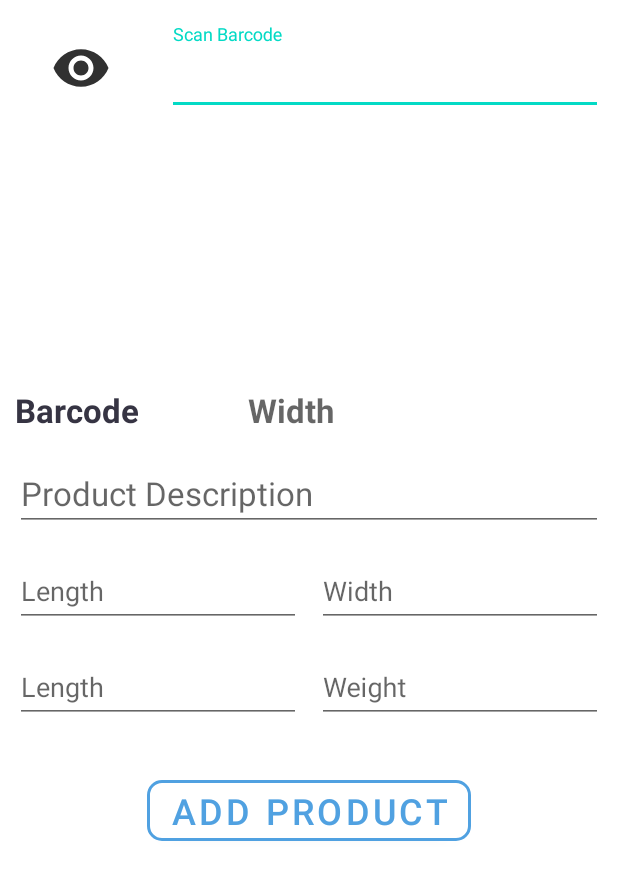
After one commit to mack-cs/Product-Photography, an Android app: the fragment AddProductFragment shown on its own in the app's theme, on a phone screen of 412 x 824 dp. The commit adds this screen. Shown: the top 880 px of the screen. Run offline under Robolectric (Android 15) with nearby library versions, the phone set to English and light mode, and no system bars.

Commit message:
Created UI for the application by adding the following. 1. Bottom Nav bar 2. 2 Fragments one with a form for inputting data and the other one for displaying list added products. Created layouts for both fragments

```diff
--- a/app/build.gradle
+++ b/app/build.gradle
@@ -14,6 +14,9 @@ android {
         versionName "1.0"
 
         testInstrumentationRunner "androidx.test.runner.AndroidJUnitRunner"
+    }
+    buildFeatures {
+        viewBinding = true
     }
 
     buildTypes {
@@ -37,6 +40,7 @@ dependencies {
     implementation 'androidx.appcompat:appcompat:1.3.1'
     implementation 'com.google.android.material:material:1.4.0'
     implementation 'androidx.constraintlayout:constraintlayout:2.1.1'
+    implementation 'androidx.legacy:legacy-support-v4:1.0.0'
     testImplementation 'junit:junit:4.+'
     androidTestImplementation 'androidx.test.ext:junit:1.1.3'
     androidTestImplementation 'androidx.test.espresso:espresso-core:3.4.0'
--- a/app/src/main/AndroidManifest.xml
+++ b/app/src/main/AndroidManifest.xml
@@ -4,6 +4,7 @@
 
     <application
         android:allowBackup="true"
+
         android:icon="@mipmap/ic_launcher"
         android:label="@string/app_name"
         android:roundIcon="@mipmap/ic_launcher_round"
@@ -11,6 +12,7 @@
         android:theme="@style/Theme.ProductPhotography">
         <activity
             android:name=".ProductActivity"
+            android:windowSoftInputMode="adjustPan"
             android:exported="true">
             <intent-filter>
                 <action android:name="android.intent.action.MAIN" />
--- /dev/null
+++ b/app/src/main/java/com/mcs/productphotography/AddProductFragment.kt
@@ -0,0 +1,21 @@
+package com.mcs.productphotography
+
+import android.os.Bundle
+import androidx.fragment.app.Fragment
+import android.view.LayoutInflater
+import android.view.View
+import android.view.ViewGroup
+
+
+class AddProductFragment : Fragment() {
+    override fun onCreateView(
+        inflater: LayoutInflater, container: ViewGroup?,
+        savedInstanceState: Bundle?
+    ): View? {
+        // Inflate the layout for this fragment
+        val view = inflater.inflate(R.layout.fragment_add_product, container, false)
+
+
+        return view
+    }
+}
--- /dev/null
+++ b/app/src/main/res/drawable/camera_scan_24.xml
@@ -0,0 +1,5 @@
+<vector android:alpha="0.9" android:height="24dp" android:tint="#1A1A1A"
+    android:viewportHeight="24" android:viewportWidth="24"
+    android:width="24dp" xmlns:android="http://schemas.android.com/apk/res/android">
+    <path android:fillColor="@android:color/white" android:pathData="M12,4.5C7,4.5 2.73,7.61 1,12c1.73,4.39 6,7.5 11,7.5s9.27,-3.11 11,-7.5c-1.73,-4.39 -6,-7.5 -11,-7.5zM12,17c-2.76,0 -5,-2.24 -5,-5s2.24,-5 5,-5 5,2.24 5,5 -2.24,5 -5,5zM12,9c-1.66,0 -3,1.34 -3,3s1.34,3 3,3 3,-1.34 3,-3 -1.34,-3 -3,-3z"/>
+</vector>
--- /dev/null
+++ b/app/src/main/res/drawable/custom_btn.xml
@@ -0,0 +1,5 @@
+<?xml version="1.0" encoding="utf-8"?>
+<shape xmlns:android="http://schemas.android.com/apk/res/android" android:shape="rectangle" >
+    <stroke android:color="#50A1E1"  android:width="1dp"></stroke>
+    <corners android:radius="10dp"/>
+</shape>
--- /dev/null
+++ b/app/src/main/res/drawable/ic_baseline_list_alt_24.xml
@@ -0,0 +1,5 @@
+<vector android:height="24dp" android:tint="#FFFFFF"
+    android:viewportHeight="24" android:viewportWidth="24"
+    android:width="24dp" xmlns:android="http://schemas.android.com/apk/res/android">
+    <path android:fillColor="@android:color/white" android:pathData="M19,5v14L5,19L5,5h14m1.1,-2L3.9,3c-0.5,0 -0.9,0.4 -0.9,0.9v16.2c0,0.4 0.4,0.9 0.9,0.9h16.2c0.4,0 0.9,-0.5 0.9,-0.9L21,3.9c0,-0.5 -0.5,-0.9 -0.9,-0.9zM11,7h6v2h-6L11,7zM11,11h6v2h-6v-2zM11,15h6v2h-6zM7,7h2v2L7,9zM7,11h2v2L7,13zM7,15h2v2L7,17z"/>
+</vector>
--- /dev/null
+++ b/app/src/main/res/layout/fragment_add_product.xml
@@ -0,0 +1,262 @@
+<?xml version="1.0" encoding="utf-8"?>
+<androidx.constraintlayout.widget.ConstraintLayout xmlns:android="http://schemas.android.com/apk/res/android"
+    xmlns:app="http://schemas.android.com/apk/res-auto"
+    xmlns:tools="http://schemas.android.com/tools"
+    android:layout_width="match_parent"
+    android:layout_height="match_parent"
+    tools:context=".ProductActivity">
+
+    <com.google.android.material.textfield.TextInputLayout
+        android:id="@+id/barcodeET"
+        style="@style/Widget.Design.TextInputLayout"
+        android:layout_width="0dp"
+        android:layout_height="wrap_content"
+        android:layout_marginStart="5dp"
+        android:layout_marginTop="16dp"
+        android:layout_marginEnd="10dp"
+        android:layout_weight="1"
+        app:layout_constraintBottom_toTopOf="@+id/nestedScrollView"
+        app:layout_constraintEnd_toEndOf="parent"
+        app:layout_constraintStart_toEndOf="@+id/cameraScanIV"
+        app:layout_constraintTop_toTopOf="parent">
+
+        <com.google.android.material.textfield.TextInputEditText
+            android:layout_width="match_parent"
+            android:layout_height="wrap_content"
+            android:ems="10"
+            android:hint="@string/scan_barcode"
+            android:inputType="textPersonName"
+            android:textColor="#363443"
+            android:textSize="22sp" />
+    </com.google.android.material.textfield.TextInputLayout>
+
+
+    <ImageView
+        android:id="@+id/cameraScanIV"
+        style="@style/Widget.MaterialComponents.Button"
+        android:layout_width="wrap_content"
+        android:layout_height="wrap_content"
+        android:layout_marginStart="10dp"
+        android:layout_marginTop="21dp"
+        android:layout_marginEnd="8dp"
+        app:layout_constraintEnd_toStartOf="@+id/barcodeET"
+        app:layout_constraintStart_toStartOf="parent"
+        app:layout_constraintTop_toTopOf="parent"
+        app:srcCompat="@drawable/camera_scan_24" />
+
+    <androidx.core.widget.NestedScrollView
+        android:id="@+id/nestedScrollView"
+        android:layout_width="match_parent"
+        android:layout_height="0dp"
+        android:layout_marginHorizontal="8dp"
+        android:fillViewport="true"
+        app:layout_constraintEnd_toEndOf="parent"
+        app:layout_constraintStart_toStartOf="parent"
+        app:layout_constraintTop_toBottomOf="@+id/barcodeET">
+
+        <LinearLayout
+            android:layout_width="match_parent"
+            android:layout_height="250dp"
+            android:orientation="vertical">
+
+            <androidx.recyclerview.widget.RecyclerView
+                android:id="@+id/rvPrivatePhotos"
+                android:layout_width="match_parent"
+                android:layout_height="150dp"
+                android:layout_marginBottom="16dp"
+                app:layout_constraintBottom_toTopOf="@+id/btnTakePhoto"
+                app:layout_constraintEnd_toEndOf="parent"
+                app:layout_constraintHorizontal_bias="0.5"
+                app:layout_constraintStart_toStartOf="parent"
+                app:layout_constraintTop_toTopOf="parent" />
+
+        </LinearLayout>
+
+    </androidx.core.widget.NestedScrollView>
+
+    <EditText
+        android:id="@+id/descriptionDetail"
+        android:layout_width="0dp"
+        android:layout_height="wrap_content"
+        android:layout_marginStart="10dp"
+        android:layout_marginTop="16dp"
+        android:layout_marginEnd="10dp"
+        android:ems="10"
+        android:gravity="start|top"
+        android:hint="@string/product_description"
+        android:inputType="textMultiLine"
+        android:textColor="#363443"
+        android:textSize="22sp"
+        app:layout_constraintEnd_toEndOf="parent"
+        app:layout_constraintStart_toStartOf="parent"
+        app:layout_constraintTop_toBottomOf="@+id/barcodeLayout" />
+
+
+
+    <LinearLayout
+        android:id="@+id/barcodeLayout"
+        android:layout_width="0dp"
+        android:layout_height="wrap_content"
+        android:layout_marginStart="10dp"
+        android:layout_marginTop="16dp"
+        android:layout_marginEnd="10dp"
+        android:orientation="horizontal"
+        app:layout_constraintEnd_toEndOf="parent"
+        app:layout_constraintStart_toStartOf="parent"
+        app:layout_constraintTop_toBottomOf="@+id/nestedScrollView">
+
+        <TextView
+            android:id="@+id/barcodeLabel"
+            android:layout_width="wrap_content"
+            android:layout_height="wrap_content"
+            android:layout_marginEnd="10dp"
+            android:layout_weight="5"
+            android:ems="10"
+            android:hint="@string/length"
+            android:text="@string/barcode"
+            android:textColor="#363443"
+            android:textSize="22sp"
+            android:textStyle="bold" />
+
+        <TextView
+            android:id="@+id/barcodeDetail"
+            android:layout_width="wrap_content"
+            android:layout_height="wrap_content"
+            android:layout_weight="1"
+            android:ems="10"
+            android:hint="@string/width"
+            android:textColor="#363443"
+            android:textSize="22sp"
+            android:textStyle="bold"
+            tools:text="4567347252237" />
+    </LinearLayout>
+
+
+
+
+
+
+    <androidx.constraintlayout.widget.Guideline
+        android:id="@+id/guideLeft"
+        android:layout_width="wrap_content"
+        android:layout_height="wrap_content"
+        android:orientation="vertical"
+        app:layout_constraintGuide_percent="0.35"  />
+
+    <androidx.constraintlayout.widget.Guideline
+        android:id="@+id/guideRight"
+        android:layout_width="wrap_content"
+        android:layout_height="wrap_content"
+        android:orientation="vertical"
+        app:layout_constraintGuide_percent="0.65"  />
+
+    <LinearLayout
+        android:id="@+id/lengthLL"
+        android:layout_width="0dp"
+        android:layout_height="wrap_content"
+        android:layout_marginStart="10dp"
+        android:layout_marginTop="8dp"
+        android:layout_marginEnd="10dp"
+        android:orientation="horizontal"
+        app:layout_constraintEnd_toEndOf="parent"
+        app:layout_constraintStart_toStartOf="parent"
+        app:layout_constraintTop_toBottomOf="@+id/descriptionDetail">
+
+
+        <com.google.android.material.textfield.TextInputLayout
+            android:id="@+id/lengthET"
+            style="@style/Widget.Design.TextInputLayout"
+            android:layout_width="0dp"
+            android:layout_height="wrap_content"
+
+            android:layout_marginEnd="5dp"
+            android:layout_weight="1">
+
+            <com.google.android.material.textfield.TextInputEditText
+                android:layout_width="match_parent"
+                android:layout_height="wrap_content"
+                android:hint="Length"
+                android:inputType="numberDecimal" />
+        </com.google.android.material.textfield.TextInputLayout>
+
+        <com.google.android.material.textfield.TextInputLayout
+            android:id="@+id/widthET"
+            style="@style/Widget.Design.TextInputLayout"
+            android:layout_width="0dp"
+            android:layout_height="wrap_content"
+            android:layout_marginStart="5dp"
+            android:layout_weight="1">
+
+            <com.google.android.material.textfield.TextInputEditText
+                android:layout_width="match_parent"
+                android:layout_height="wrap_content"
+                android:hint="Width"
+                android:inputType="numberDecimal" />
+        </com.google.android.material.textfield.TextInputLayout>
+    </LinearLayout>
+
+    <LinearLayout
+        android:id="@+id/weightLL"
+        android:layout_width="0dp"
+        android:layout_height="wrap_content"
+        android:layout_marginStart="10dp"
+        android:layout_marginTop="8dp"
+        android:layout_marginEnd="10dp"
+        android:orientation="horizontal"
+        app:layout_constraintEnd_toEndOf="parent"
+        app:layout_constraintStart_toStartOf="parent"
+        app:layout_constraintTop_toBottomOf="@+id/lengthLL">
+
+
+        <com.google.android.material.textfield.TextInputLayout
+            android:id="@+id/heightET"
+            style="@style/Widget.Design.TextInputLayout"
+            android:layout_width="0dp"
+            android:layout_height="wrap_content"
+
+            android:layout_marginEnd="5dp"
+            android:layout_weight="1">
+
+            <com.google.android.material.textfield.TextInputEditText
+                android:layout_width="match_parent"
+                android:layout_height="wrap_content"
+                android:hint="Length"
+                android:inputType="numberDecimal" />
+        </com.google.android.material.textfield.TextInputLayout>
+
+        <com.google.android.material.textfield.TextInputLayout
+            android:id="@+id/weightET"
+            style="@style/Widget.Design.TextInputLayout"
+            android:layout_width="0dp"
+            android:layout_height="wrap_content"
+            android:layout_marginStart="5dp"
+            android:layout_weight="1">
+
+            <com.google.android.material.textfield.TextInputEditText
+                android:layout_width="match_parent"
+                android:layout_height="wrap_content"
+                android:hint="Weight"
+                android:inputType="numberDecimal" />
+        </com.google.android.material.textfield.TextInputLayout>
+    </LinearLayout>
+
+    <com.google.android.material.button.MaterialButton
+        style="@style/Widget.MaterialComponents.Button"
+        android:layout_width="wrap_content"
+        android:layout_height="wrap_content"
+        android:layout_marginStart="10dp"
+        android:layout_marginTop="32dp"
+        android:layout_marginEnd="10dp"
+        android:text="ADD PRODUCT"
+        android:textColor="#50A1E1"
+        app:cornerRadius="10dp"
+        android:textSize="24sp"
+        app:layout_constraintEnd_toEndOf="parent"
+        app:layout_constraintStart_toStartOf="parent"
+        app:layout_constraintTop_toBottomOf="@+id/weightLL"
+        app:strokeColor="#50A1E1"
+        app:strokeWidth="2dp" />
+
+
+
+</androidx.constraintlayout.widget.ConstraintLayout>
--- a/app/src/main/res/values-night/themes.xml
+++ b/app/src/main/res/values-night/themes.xml
@@ -1,9 +1,9 @@
 <resources xmlns:tools="http://schemas.android.com/tools">
     <!-- Base application theme. -->
-    <style name="Theme.ProductPhotography" parent="Theme.MaterialComponents.DayNight.DarkActionBar">
+    <style name="Theme.ProductPhotography" parent="Theme.MaterialComponents.DayNight.NoActionBar">
         <!-- Primary brand color. -->
         <item name="colorPrimary">@color/purple_200</item>
-        <item name="colorPrimaryVariant">@color/purple_700</item>
+        <item name="colorPrimaryVariant">@color/white</item>
         <item name="colorOnPrimary">@color/black</item>
         <!-- Secondary brand color. -->
         <item name="colorSecondary">@color/teal_200</item>
--- a/app/src/main/res/values/strings.xml
+++ b/app/src/main/res/values/strings.xml
@@ -1,3 +1,14 @@
 <resources>
     <string name="app_name">Product Photography</string>
+    <string name="scan_barcode">Scan Barcode</string>
+    <string name="product_description">Product Description</string>
+    <string name="label">label</string>
+    <string name="length">Lenght</string>
+    <string name="width">Width</string>
+    <string name="weight">Weight</string>
+    <string name="height">Height</string>
+    <string name="add_product">ADD Product</string>
+    <string name="barcode">Barcode</string>
+    <!-- TODO: Remove or change this placeholder text -->
+    <string name="hello_blank_fragment">Hello blank fragment</string>
 </resources>
--- a/app/src/main/res/values/themes.xml
+++ b/app/src/main/res/values/themes.xml
@@ -1,8 +1,8 @@
 <resources xmlns:tools="http://schemas.android.com/tools">
     <!-- Base application theme. -->
-    <style name="Theme.ProductPhotography" parent="Theme.MaterialComponents.DayNight.DarkActionBar">
+    <style name="Theme.ProductPhotography" parent="Theme.MaterialComponents.DayNight.NoActionBar">
         <!-- Primary brand color. -->
-        <item name="colorPrimary">@color/purple_500</item>
+        <item name="colorPrimary">@color/white</item>
         <item name="colorPrimaryVariant">@color/purple_700</item>
         <item name="colorOnPrimary">@color/white</item>
         <!-- Secondary brand color. -->
--- a/build.gradle
+++ b/build.gradle
@@ -6,7 +6,7 @@ buildscript {
     }
     dependencies {
         classpath "com.android.tools.build:gradle:7.0.0"
-        classpath "org.jetbrains.kotlin:kotlin-gradle-plugin:1.5.21"
+        classpath 'org.jetbrains.kotlin:kotlin-gradle-plugin:1.5.31'
 
         // NOTE: Do not place your application dependencies here; they belong
         // in the individual module build.gradle files
```
Also changed, not shown: app/src/main/java/com/mcs/productphotography/ProductActivity.kt (+27 -2 lines), app/src/main/java/com/mcs/productphotography/ProductListFragment.kt (added, +24 -0 lines), app/src/main/res/drawable/ic_baseline_add_circle_24.xml (added, +10 -0 lines), app/src/main/res/layout/activity_product.xml (+16 -9 lines), app/src/main/res/layout/fragment_product_list.xml (added, +21 -0 lines), app/src/main/res/layout/item_photo.xml (added, +35 -0 lines), app/src/main/res/layout/recyclerview_item.xml (added, +24 -0 lines), app/src/main/res/menu/nav_menu.xml (added, +11 -0 lines), app/src/main/res/drawable/ic_winner.jpg (added).
